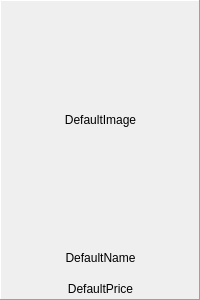
Above: Front/UI/menuItem.ui from LeeHuSeong/Kiosk_AI before the change. Below: the same form after it.
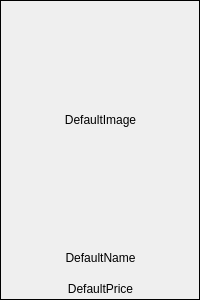
That is the form after the change.

Commit message: feature_menuList_test3

Diff of the .ui file:
```diff
--- a/Front/UI/menuItem.ui
+++ b/Front/UI/menuItem.ui
@@ -53,12 +53,12 @@
    <item row="1" column="0">
     <widget class="QFrame" name="frame">
      <property name="frameShape">
-      <enum>QFrame::Panel</enum>
+      <enum>QFrame::Box</enum>
      </property>
      <property name="frameShadow">
-      <enum>QFrame::Raised</enum>
+      <enum>QFrame::Plain</enum>
      </property>
-     <widget class="QWidget" name="">
+     <widget class="QWidget" name="layoutWidget">
       <property name="geometry">
        <rect>
         <x>0</x>
```
The commit also changes 2 other files.
